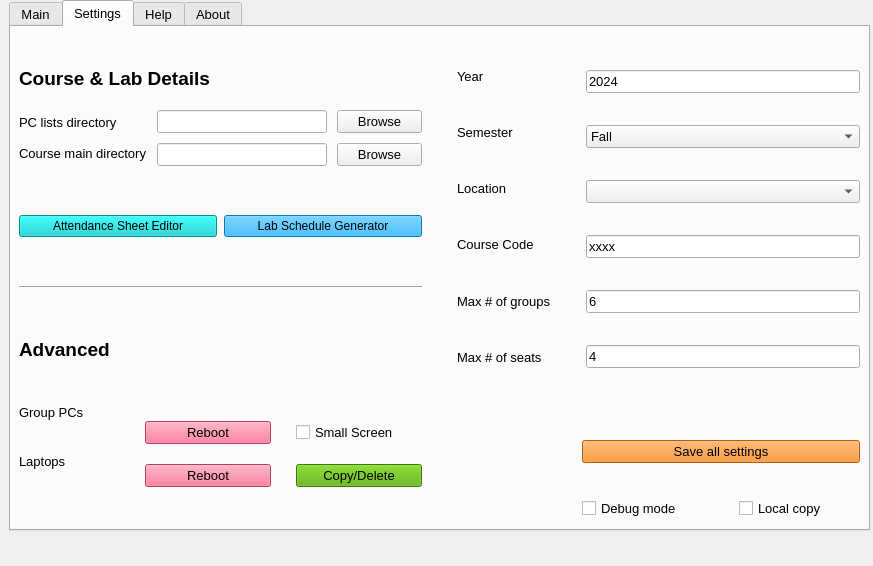
The window that assets/YorkULabSeating_new.ui (tdgskinner/yorku-phys-lab-seating) describes before a commit, drawn with Qt 5.
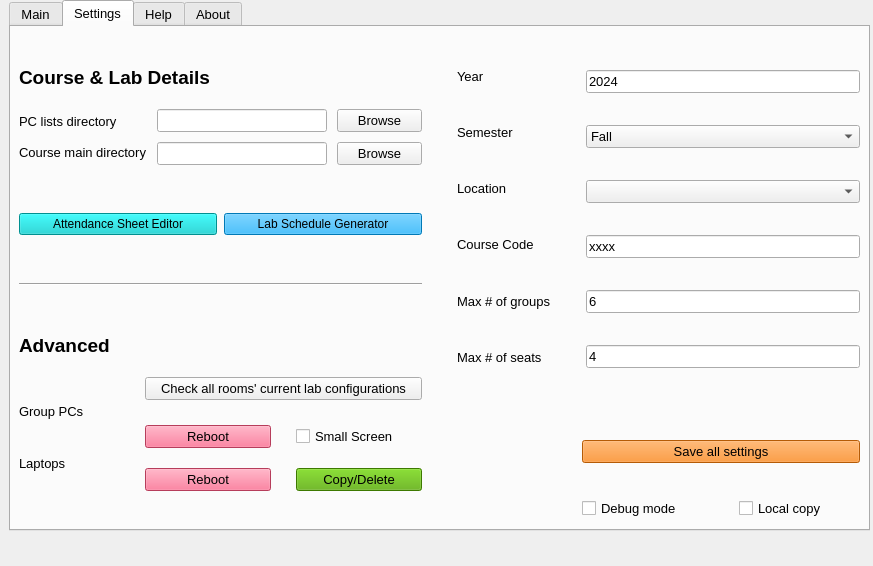
The same window after the commit.

Commit message:
Fixed bugs, restored deleted import
- UI button added to view current lab configs
- Room will now still be shown in popup even if no config file/info
- Added error handling
- Restored "import tempfile" in remote_copy which is needed for _copy_lab_config() to work

Diff of the .ui file:
```diff
--- a/assets/YorkULabSeating_new.ui
+++ b/assets/YorkULabSeating_new.ui
@@ -917,6 +917,13 @@
                <property name="bottomMargin">
                 <number>0</number>
                </property>
+               <item>
+                <widget class="QPushButton" name="pushButton_showLabConfigs">
+                 <property name="text">
+                  <string>Check all rooms' current lab configurations</string>
+                 </property>
+                </widget>
+               </item>
                <item>
                 <spacer name="verticalSpacer_7">
                  <property name="orientation">
@@ -928,7 +935,7 @@
                  <property name="sizeHint" stdset="0">
                   <size>
                    <width>20</width>
-                   <height>40</height>
+                   <height>5</height>
                   </size>
                  </property>
                 </spacer>
```
Left out of the diff: 1 changed line with no effect on the pictures. The commit also changes 2 other files.
